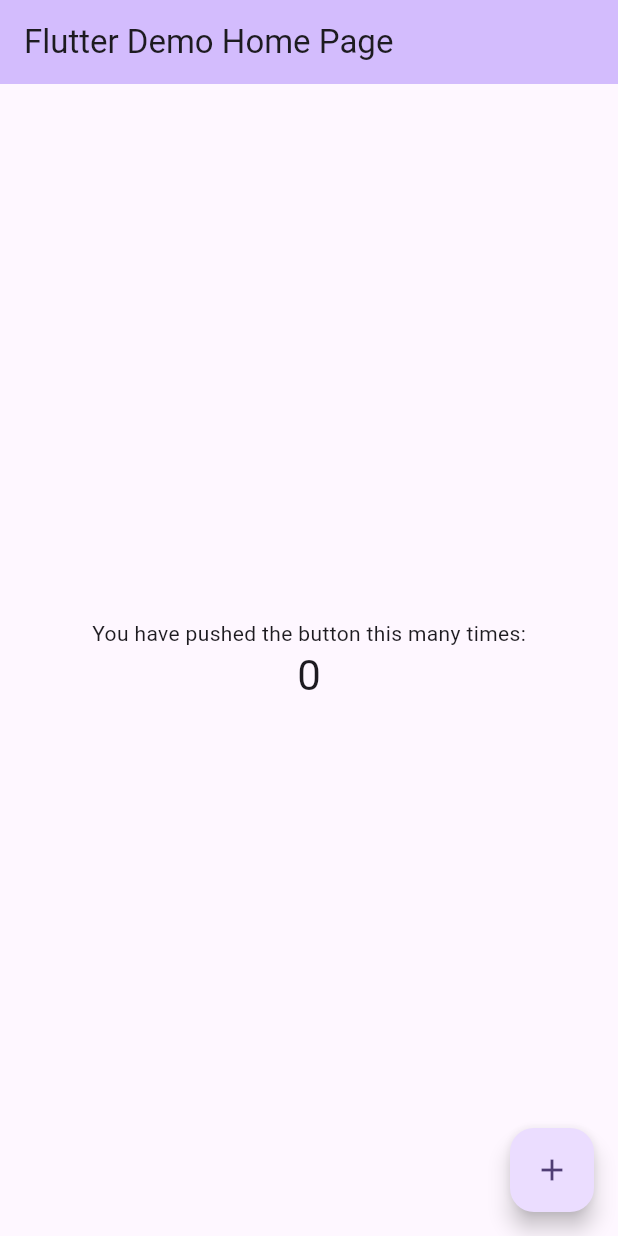
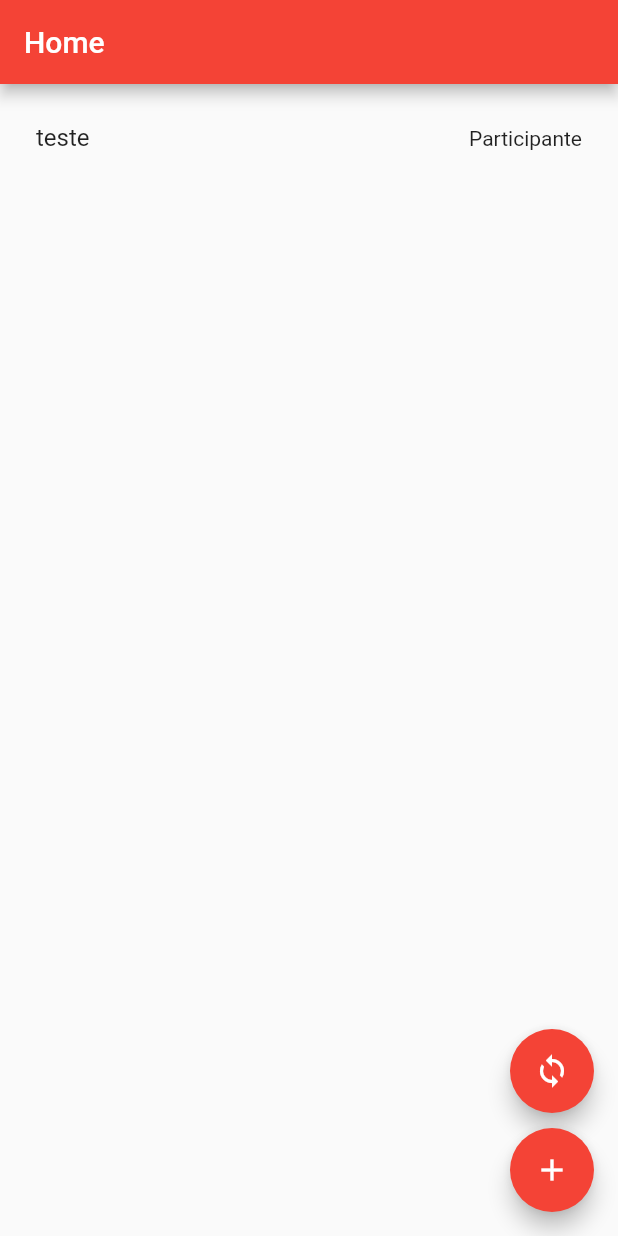
Before and after one commit to NathanV-0109/FlutterAppSubscription, a Flutter app: the screen it shows after launch, on a phone screen of 412 x 824 dp. Run offline on Flutter 3.47's test engine with Material 2 defaults, Android fonts, the phone set to English and light mode, and no system bars.

Commit message:
create models - pages - controller - initial format

```diff
--- a/lib/main.dart
+++ b/lib/main.dart
@@ -1,125 +1,22 @@
+import 'package:flluter_main/pages/home_page.dart';
 import 'package:flutter/material.dart';
 
 void main() {
-  runApp(const MyApp());
+  runApp(const App());
 }
 
-class MyApp extends StatelessWidget {
-  const MyApp({super.key});
+class App extends StatelessWidget {
+  const App({super.key});
 
-  // This widget is the root of your application.
   @override
   Widget build(BuildContext context) {
     return MaterialApp(
-      title: 'Flutter Demo',
+      title: 'Inscrições seminário',
+      debugShowCheckedModeBanner: false,
       theme: ThemeData(
-        // This is the theme of your application.
-        //
-        // TRY THIS: Try running your application with "flutter run". You'll see
-        // the application has a blue toolbar. Then, without quitting the app,
-        // try changing the seedColor in the colorScheme below to Colors.green
-        // and then invoke "hot reload" (save your changes or press the "hot
-        // reload" button in a Flutter-supported IDE, or press "r" if you used
-        // the command line to start the app).
-        //
-        // Notice that the counter didn't reset back to zero; the application
-        // state is not lost during the reload. To reset the state, use hot
-        // restart instead.
-        //
-        // This works for code too, not just values: Most code changes can be
-        // tested with just a hot reload.
-        colorScheme: ColorScheme.fromSeed(seedColor: Colors.deepPurple),
-        useMaterial3: true,
-      ),
-      home: const MyHomePage(title: 'Flutter Demo Home Page'),
+          primarySwatch: Colors.red,
+          visualDensity: VisualDensity.adaptivePlatformDensity),
+      home: Home(),
     );
   }
 }
-
-class MyHomePage extends StatefulWidget {
-  const MyHomePage({super.key, required this.title});
-
-  // This widget is the home page of your application. It is stateful, meaning
-  // that it has a State object (defined below) that contains fields that affect
-  // how it looks.
-
-  // This class is the configuration for the state. It holds the values (in this
-  // case the title) provided by the parent (in this case the App widget) and
-  // used by the build method of the State. Fields in a Widget subclass are
-  // always marked "final".
-
-  final String title;
-
-  @override
-  State<MyHomePage> createState() => _MyHomePageState();
-}
-
-class _MyHomePageState extends State<MyHomePage> {
-  int _counter = 0;
-
-  void _incrementCounter() {
-    setState(() {
-      // This call to setState tells the Flutter framework that something has
-      // changed in this State, which causes it to rerun the build method below
-      // so that the display can reflect the updated values. If we changed
-      // _counter without calling setState(), then the build method would not be
-      // called again, and so nothing would appear to happen.
-      _counter++;
-    });
-  }
-
-  @override
-  Widget build(BuildContext context) {
-    // This method is rerun every time setState is called, for instance as done
-    // by the _incrementCounter method above.
-    //
-    // The Flutter framework has been optimized to make rerunning build methods
-    // fast, so that you can just rebuild anything that needs updating rather
-    // than having to individually change instances of widgets.
-    return Scaffold(
-      appBar: AppBar(
-        // TRY THIS: Try changing the color here to a specific color (to
-        // Colors.amber, perhaps?) and trigger a hot reload to see the AppBar
-        // change color while the other colors stay the same.
-        backgroundColor: Theme.of(context).colorScheme.inversePrimary,
-        // Here we take the value from the MyHomePage object that was created by
-        // the App.build method, and use it to set our appbar title.
-        title: Text(widget.title),
-      ),
-      body: Center(
-        // Center is a layout widget. It takes a single child and positions it
-        // in the middle of the parent.
-        child: Column(
-          // Column is also a layout widget. It takes a list of children and
-          // arranges them vertically. By default, it sizes itself to fit its
-          // children horizontally, and tries to be as tall as its parent.
-          //
-          // Column has various properties to control how it sizes itself and
-          // how it positions its children. Here we use mainAxisAlignment to
-          // center the children vertically; the main axis here is the vertical
-          // axis because Columns are vertical (the cross axis would be
-          // horizontal).
-          //
-          // TRY THIS: Invoke "debug painting" (choose the "Toggle Debug Paint"
-          // action in the IDE, or press "p" in the console), to see the
-          // wireframe for each widget.
-          mainAxisAlignment: MainAxisAlignment.center,
-          children: <Widget>[
-            const Text(
-              'You have pushed the button this many times:',
-            ),
-            Text(
-              '$_counter',
-              style: Theme.of(context).textTheme.headlineMedium,
-            ),
-          ],
-        ),
-      ),
-      floatingActionButton: FloatingActionButton(
-        onPressed: _incrementCounter,
-        tooltip: 'Increment',
-        child: const Icon(Icons.add),
-      ), // This trailing comma makes auto-formatting nicer for build methods.
-    );
-  }
-}
--- /dev/null
+++ b/lib/models/subscriber.dart
@@ -0,0 +1,7 @@
+class Subscriber {
+  int id;
+  String name;
+  String type;
+
+  Subscriber({required this.id, required this.name, required this.type});
+}
--- /dev/null
+++ b/lib/pages/home_controller.dart
@@ -0,0 +1,11 @@
+import 'package:flluter_main/repositories/subscriber_repository.dart';
+
+import '../models/subscriber.dart';
+
+class HomeController {
+  final SubscriberRepository _subscriberRepository = SubscriberRepository();
+
+  List<Subscriber> get subscribers => _subscriberRepository.subscribers;
+
+  HomeController() {}
+}
--- /dev/null
+++ b/lib/pages/home_page.dart
@@ -0,0 +1,63 @@
+import 'package:flluter_main/models/subscriber.dart';
+import 'package:flluter_main/pages/form_page.dart';
+import 'package:flluter_main/pages/home_controller.dart';
+import 'package:flutter/material.dart';
+
+class Home extends StatefulWidget {
+  const Home({super.key});
+
+  @override
+  State<Home> createState() => _HomeState();
+}
+
+class _HomeState extends State<Home> {
+  late HomeController controller;
+
+  formPage() {
+    Navigator.push(context, MaterialPageRoute(builder: (_) => FormPage()));
+  }
+
+  @override
+  void initState() {
+    super.initState();
+    controller = HomeController();
+  }
+
+  @override
+  Widget build(BuildContext context) {
+    return Scaffold(
+      appBar: AppBar(
+        title: Text('Home'),
+      ),
+      body: ListView.separated(
+        itemBuilder: (BuildContext context, int i) {
+          final data = controller.subscribers;
+
+          return ListTile(
+            title: Text(data[i].name),
+            trailing: Text(data[i].type),
+          );
+        },
+        separatorBuilder: (_, __) => const Divider(),
+        itemCount: controller.subscribers.length,
+        padding: const EdgeInsets.all(8),
+      ),
+      floatingActionButton: Column(
+        mainAxisAlignment: MainAxisAlignment.end,
+        children: [
+          FloatingActionButton(
+            onPressed: () => {},
+            child: const Icon(Icons.sync),
+          ),
+          SizedBox(
+            height: 10,
+          ),
+          FloatingActionButton(
+            onPressed: () => {formPage()},
+            child: const Icon(Icons.add),
+          )
+        ],
+      ),
+    );
+  }
+}
```
Also changed, not shown: lib/pages/form_page.dart (added, +21 -0 lines), lib/repositories/subscriber_repository.dart (added, +43 -0 lines), 1 other file.
